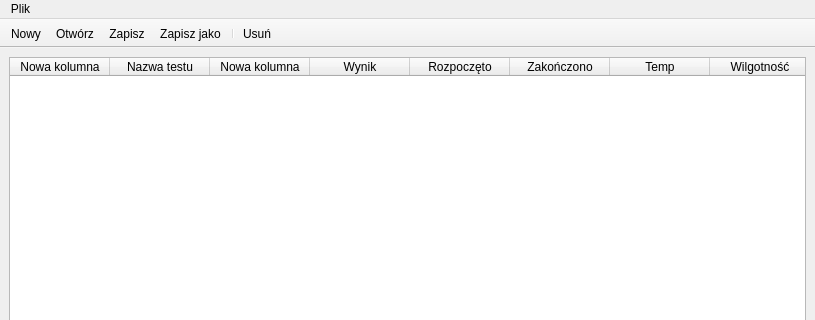
This is CzujkiLinioweApp/mainwindow.ui in wiacekmarcin/CzujkiLiniowe as Qt 5 draws it before an edit; both pictures show x 0 to 815 and y 0 to 320 of the 815 by 645 pixel window. The edited form follows.
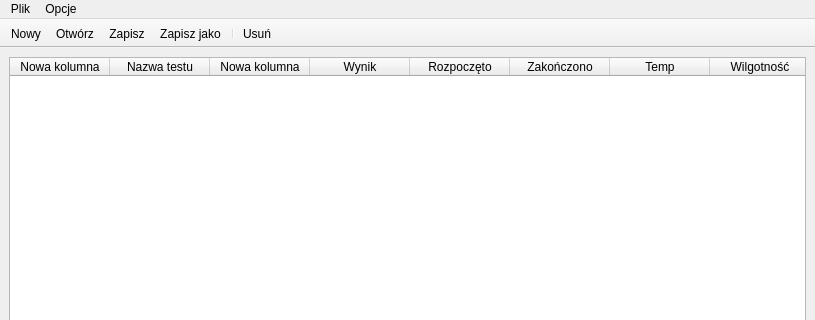
This is the edited form. Icons and pictures are not drawn.

What changed in the file:
```diff
--- a/CzujkiLinioweApp/mainwindow.ui
+++ b/CzujkiLinioweApp/mainwindow.ui
@@ -255,7 +255,14 @@
     <addaction name="actionOtw_rz_okno"/>
     <addaction name="actionParametry_Badania"/>
    </widget>
+   <widget class="QMenu" name="menuOpcje">
+    <property name="title">
+     <string>Opcje</string>
+    </property>
+    <addaction name="actionParametryKalibracyjne"/>
+   </widget>
    <addaction name="menuDebug"/>
+   <addaction name="menuOpcje"/>
   </widget>
   <widget class="QStatusBar" name="statusbar"/>
   <widget class="QToolBar" name="toolBar">
```
Left out of the diff: 22 changed lines with no effect on the pictures.
